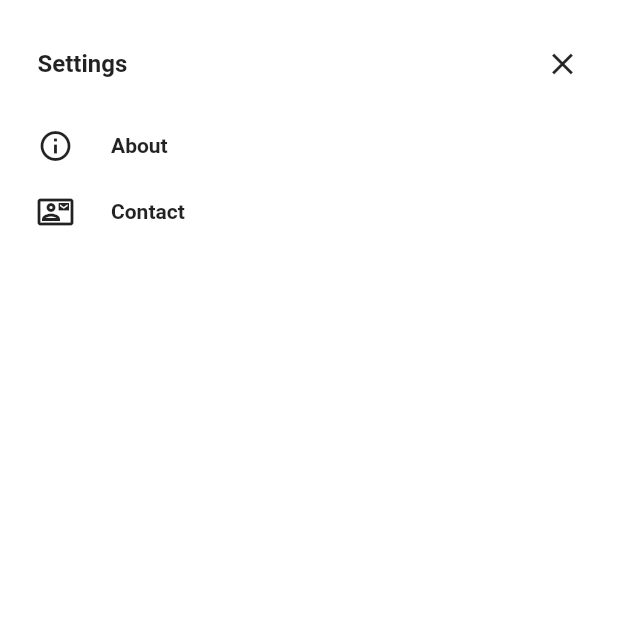
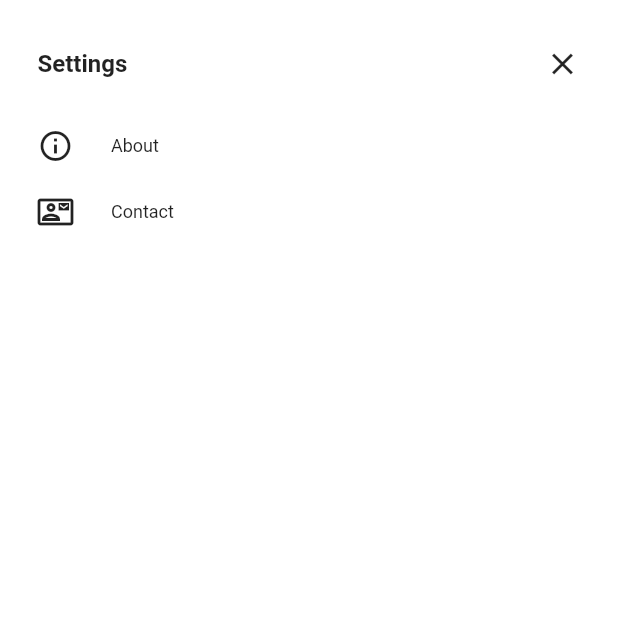
Before and after one commit to pierreEdimo/Erledigt, a Flutter app: the screen it shows after launch, after a tap on the "more vert" icon, on a phone screen of 412 x 824 dp, the top half of it. Run offline on Flutter 3.47's test engine with Material 2 defaults, Android fonts, the light colour scheme and no system bars; our stand-ins replace flutter_markdown, flutter_secure_storage, hive, hive_flutter; accounts and stored records are empty; Roboto replaces fonts that are missing (MontSerrat, OpenSans).

Commit message:
edit custom_list_tile

```diff
--- a/lib/Widgets/custom_list_tile.dart
+++ b/lib/Widgets/custom_list_tile.dart
@@ -12,7 +12,9 @@ Widget customListTile(
       ),
       Text(
         title,
-        style: TextStyle(fontWeight: FontWeight.bold),
+        style: TextStyle(
+          fontSize: 12.0,
+        ),
       ),
     ],
   );
```
